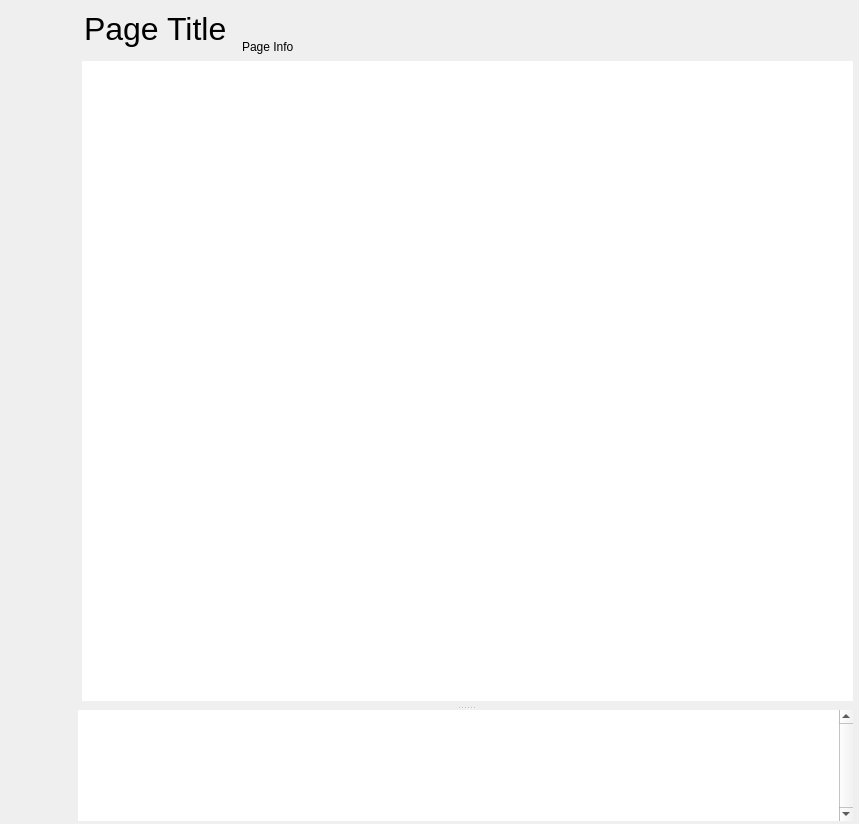
Old version of the form src/conan_app_launcher/ui/fluent_window/fluent_window.ui in the repository goszpeti/conan_explorer.
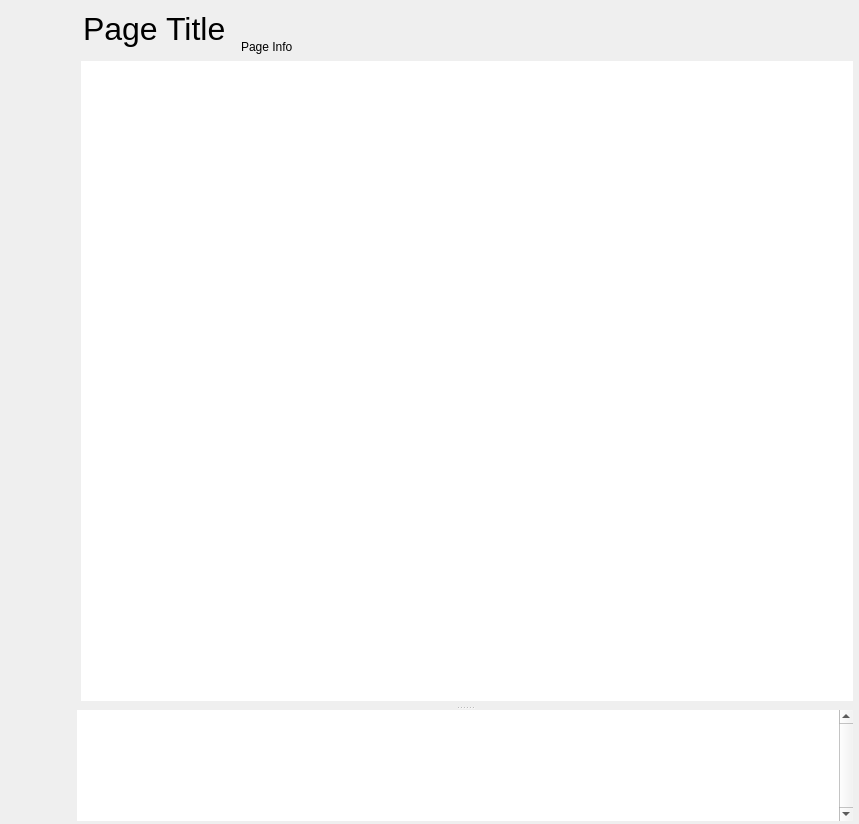
New version of the form. Icons and pictures are not drawn.

```diff
--- a/src/conan_app_launcher/ui/fluent_window/fluent_window.ui
+++ b/src/conan_app_launcher/ui/fluent_window/fluent_window.ui
@@ -81,7 +81,7 @@
      <number>0</number>
     </property>
     <property name="leftMargin">
-     <number>3</number>
+     <number>2</number>
     </property>
     <property name="topMargin">
      <number>1</number>
@@ -879,7 +879,7 @@
               <number>0</number>
              </property>
              <property name="topMargin">
-              <number>0</number>
+              <number>1</number>
              </property>
              <property name="rightMargin">
               <number>3</number>
@@ -905,6 +905,12 @@
                <property name="styleSheet">
                 <string notr="true">font: bold</string>
                </property>
+               <property name="alignment">
+                <set>Qt::AlignBottom|Qt::AlignLeading|Qt::AlignLeft</set>
+               </property>
+               <property name="margin">
+                <number>0</number>
+               </property>
                <property name="indent">
                 <number>3</number>
                </property>
```
